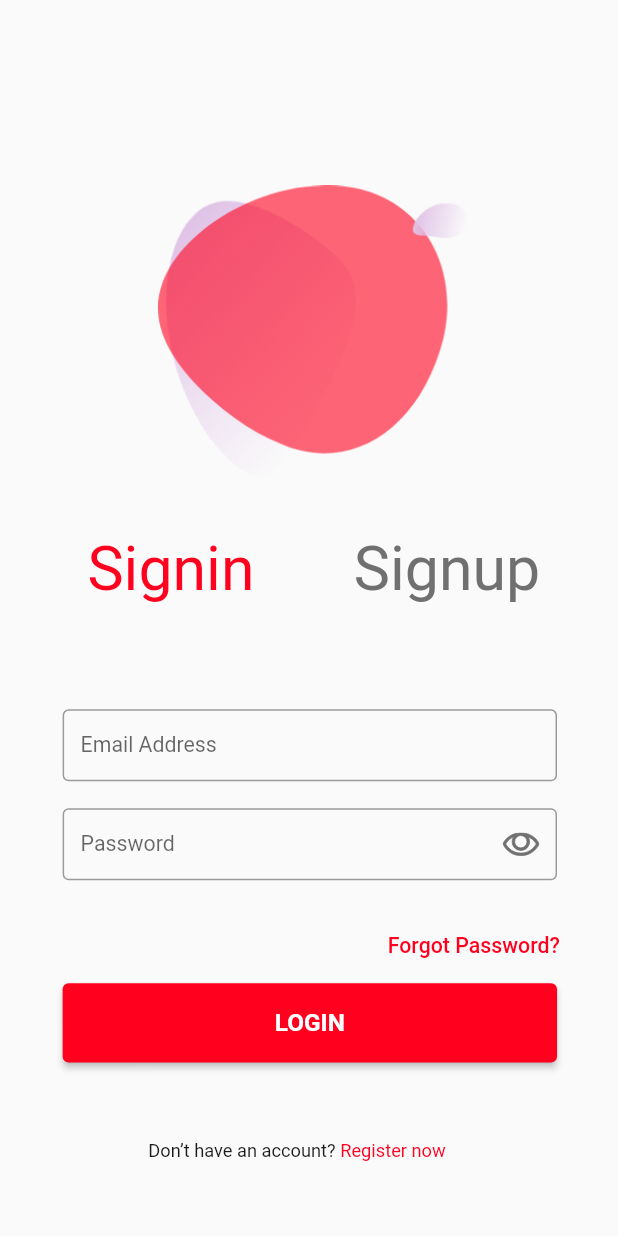
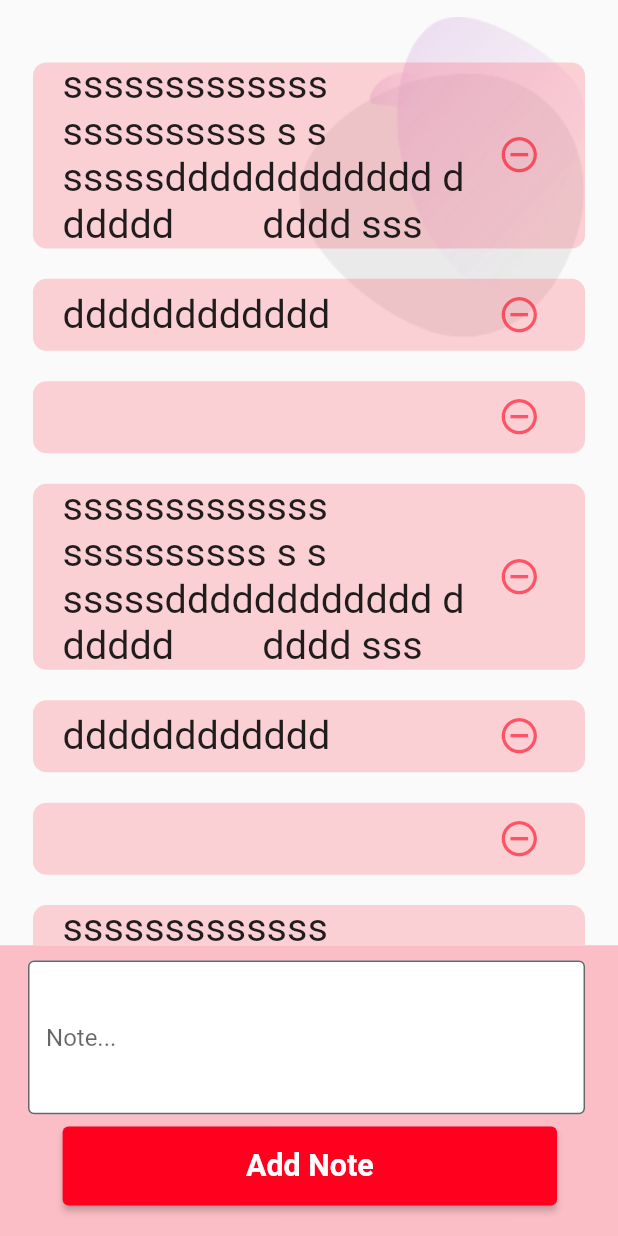
Before and after one commit to Kareem21227gg/note-app-api-mobile, a Flutter app: the screen it shows after launch, on a phone screen of 412 x 824 dp. Run offline on Flutter 3.47's test engine with Material 2 defaults, Android fonts, the phone set to English and light mode, and no system bars; our stand-ins replace bloc, dartz, equatable, flutter_bloc, flutter_svg, get_it and 2 more; missing offline and left inert: dart:ffi; Roboto replaces fonts that are missing (PTSans-Regular).

Commit message:
done with note page ui

```diff
--- a/mobile/note_app/lib/core/sizeHelper.dart
+++ b/mobile/note_app/lib/core/sizeHelper.dart
@@ -34,6 +34,10 @@ class SizeHelper {
         XD_SCREEN_HEIGHT;
   }
 
+  double getTopapoveKeyBord(double top) {
+    return getTop(top) - MediaQuery.of(context).viewInsets.bottom;
+  }
+
   double getHeightWithKeybord(double height) {
     return height *
         (this.height - MediaQuery.of(context).viewInsets.bottom / 2) /
@@ -48,4 +52,15 @@ class SizeHelper {
     return getHeight(size);
     //  return (getHeight(size) + getWidth(size)) / 2;
   }
+
+  double getsizeHeighSmart(double size) {
+    double x = getHeight(size);
+    if (x < size / 1.5) {
+      return size / 1.5;
+    } else if (x > size * 1.5) {
+      return size * 1.5;
+    } else {
+      return x;
+    }
+  }
 }
--- a/mobile/note_app/lib/features/authentication/presentation/bloc/auth_bloc.dart
+++ b/mobile/note_app/lib/features/authentication/presentation/bloc/auth_bloc.dart
@@ -50,6 +50,10 @@ class AuthBloc extends Bloc<AuthEvent, AuthState> {
     add(SetPassword(password));
   }
 
+  void setPasswordVisible(bool visible) {
+    add(SetPasswordVisible(visible));
+  }
+
   @override
   Stream<AuthState> mapEventToState(
     AuthEvent event,
@@ -69,6 +73,8 @@ class AuthBloc extends Bloc<AuthEvent, AuthState> {
     } else if (event is SetName) {
       yield state.cobyWith(
           name: event.name, nameError: nameValidate(event.name));
+    } else if (event is SetPasswordVisible) {
+      yield state.cobyWith(passwordVisible: event.visible);
     } else if (event is SingInSubmit) {
       if (state.emailError == null &&
           state.passwordError == null &&
--- a/mobile/note_app/lib/features/authentication/presentation/bloc/auth_event.dart
+++ b/mobile/note_app/lib/features/authentication/presentation/bloc/auth_event.dart
@@ -36,3 +36,8 @@ class SetContext extends AuthEvent {
 
   SetContext(this.context);
 }
+
+class SetPasswordVisible extends AuthEvent {
+  final bool visible;
+  SetPasswordVisible(this.visible);
+}
--- a/mobile/note_app/lib/features/authentication/presentation/bloc/auth_state.dart
+++ b/mobile/note_app/lib/features/authentication/presentation/bloc/auth_state.dart
@@ -9,6 +9,7 @@ class AuthState {
   String? passwordError;
   String? password;
   BuildContext? context;
+  bool? passwordVisible;
   AuthState({
     required this.page,
     this.name,
@@ -18,9 +19,11 @@ class AuthState {
     this.passwordError,
     this.password,
     this.context,
+    this.passwordVisible,
   });
   factory AuthState.initilal() => AuthState(
         page: 0,
+        passwordVisible: false,
       );
   AuthState cobyWith({
     int? page,
@@ -31,6 +34,7 @@ class AuthState {
     String? passwordError,
     String? password,
     BuildContext? context,
+    bool? passwordVisible,
   }) {
     return AuthState(
       name: name ?? this.name,
@@ -41,6 +45,7 @@ class AuthState {
       passwordError: password != null ? passwordError : this.passwordError,
       password: password ?? this.password,
       context: context ?? this.context,
+      passwordVisible: passwordVisible ?? this.passwordVisible,
     );
   }
 }
--- a/mobile/note_app/lib/features/authentication/presentation/page/singPage.dart
+++ b/mobile/note_app/lib/features/authentication/presentation/page/singPage.dart
@@ -22,7 +22,7 @@ class SingPage extends StatefulWidget {
 class _SingPageState extends State<SingPage> {
   AuthBloc bloc = sl<AuthBloc>();
   late SizeHelper sh;
-  late List<List<Widget>> pages;
+  late List<Widget> pages;
   @override
   void initState() {
     super.initState();
@@ -40,16 +40,16 @@ class _SingPageState extends State<SingPage> {
             SingIn(
               bloc: bloc,
               sh: sh,
-            ).getWidget(),
+            ),
             SingUp(
               bloc: bloc,
               sh: sh,
-            ).getWidget(),
+            ),
           ];
 
           return Stack(
             children: [
-              ...pages[state.page],
+              pages[state.page],
               Positioned(
                 height: sh.getHeightWithKeybord(90),
                 left: sh.getLeft(20),
--- a/mobile/note_app/lib/features/authentication/presentation/page/singin.dart
+++ b/mobile/note_app/lib/features/authentication/presentation/page/singin.dart
@@ -7,44 +7,55 @@ import 'package:note_app/features/authentication/presentation/bloc/auth_bloc.dar
 import 'package:note_app/features/authentication/presentation/page/singPage.dart';
 import 'package:note_app/features/authentication/presentation/widget/customTextField.dart';
 
-class SingIn {
+class SingIn extends StatefulWidget {
+  Key? key;
   AuthBloc bloc;
   SizeHelper sh;
   SingIn({
+    this.key,
     required this.bloc,
     required this.sh,
-  });
-  List<Widget> getWidget() => [
+  }) : super(key: key);
+
+  @override
+  _SingInState createState() => _SingInState();
+}
+
+class _SingInState extends State<SingIn> {
+  @override
+  Widget build(BuildContext context) {
+    return Stack(
+      children: [
         Positioned(
-          left: sh.getLeft(87.93),
-          top: sh.getTopWithKeybord(121.83),
+          left: widget.sh.getLeft(87.93),
+          top: widget.sh.getTopWithKeybord(121.83),
           child: Image.asset(
             "assets/sing_icon.png",
-            width: sh.getWidth(203.92),
-            height: sh.getHeight(191.5),
+            width: widget.sh.getWidth(203.92),
+            height: widget.sh.getHeight(191.5),
           ),
         ),
         Positioned(
-          left: sh.getLeft(38),
-          top: sh.getTop(646),
-          width: sh.getWidth(300),
-          height: sh.getHeight(52),
+          left: widget.sh.getLeft(38),
+          top: widget.sh.getTop(646),
+          width: widget.sh.getWidth(300),
+          height: widget.sh.getHeight(52),
           child: ElevatedButton(
             onPressed: () {
-              bloc.submit();
+              widget.bloc.submit();
             },
             child: Text(
               "LOGIN",
               style: TextStyle(
                   color: whiteColor,
-                  fontSize: sh.getFontSize(16),
+                  fontSize: widget.sh.getFontSize(16),
                   fontWeight: FontWeight.bold),
             ),
           ),
         ),
         Positioned(
-          top: sh.getTop(598),
-          left: sh.getLeft(228),
+          top: widget.sh.getTop(598),
+          left: widget.sh.getLeft(228),
           child: TextButton(
             onPressed: () {
               print("he forget his password :)\nstubid");
@@ -53,32 +64,32 @@ class SingIn {
               "Forgot Password?",
               style: TextStyle(
                 color: primaryColor,
-                fontSize: sh.getFontSize(14),
+                fontSize: widget.sh.getFontSize(14),
               ),
             ),
           ),
         ),
         Positioned(
-          top: sh.getTop(749),
-          left: sh.getLeft(90),
+          top: widget.sh.getTop(749),
+          left: widget.sh.getLeft(90),
           child: Wrap(
             children: [
               Text(
                 'Don’t have an account? ',
                 style: TextStyle(
                   color: blackColor,
-                  fontSize: sh.getFontSize(12),
+                  fontSize: widget.sh.getFontSize(12),
                 ),
               ),
               InkWell(
                 onTap: () {
-                  bloc.setPage(1);
+                  widget.bloc.setPage(1);
                 },
                 child: Text(
                   'Register now',
                   style: TextStyle(
                     color: primaryColor,
-                    fontSize: sh.getFontSize(12),
+                    fontSize: widget.sh.getFontSize(12),
                   ),
                 ),
               ),
@@ -86,32 +97,37 @@ class SingIn {
           ),
         ),
         CustomTextField(
-          fontSize: sh.getFontSize(14),
-          errorText: bloc.state.emailError,
+          fontSize: widget.sh.getFontSize(14),
+          errorText: widget.bloc.state.emailError,
           hintText: "Email Address",
           onChanged: (str) {
-            bloc.steEmail(str);
+            widget.bloc.steEmail(str);
           },
-          top: sh.getTopWithKeybord(466),
-          left: sh.getLeft(38),
-          height: sh.getHeightWithKeybord(52),
-          width: sh.getWidth(300),
+          top: widget.sh.getTopWithKeybord(466),
+          left: widget.sh.getLeft(38),
+          height: widget.sh.getHeightWithKeybord(52),
+          width: widget.sh.getWidth(300),
         ),
         CustomTextField(
+          onPressSuffixIcon: () => widget.bloc
+              .setPasswordVisible(!widget.bloc.state.passwordVisible!),
+          obscureText: !widget.bloc.state.passwordVisible!,
           suffixIcon: SvgPicture.asset(
             "assets/svg.svg",
             color: hintColor,
           ),
-          fontSize: sh.getFontSize(14),
-          errorText: bloc.state.passwordError,
+          fontSize: widget.sh.getFontSize(14),
+          errorText: widget.bloc.state.passwordError,
           hintText: "Password",
           onChanged: (str) {
-            bloc.setPassword(str);
+            widget.bloc.setPassword(str);
           },
-          top: sh.getTopWithKeybord(531),
-          left: sh.getLeft(38),
-          height: sh.getHeightWithKeybord(52),
-          width: sh.getWidth(300),
+          top: widget.sh.getTopWithKeybord(531),
+          left: widget.sh.getLeft(38),
+          height: widget.sh.getHeightWithKeybord(52),
+          width: widget.sh.getWidth(300),
         ),
-      ];
+      ],
+    );
+  }
 }
--- a/mobile/note_app/lib/features/authentication/presentation/page/singup.dart
+++ b/mobile/note_app/lib/features/authentication/presentation/page/singup.dart
@@ -7,63 +7,73 @@ import 'package:note_app/features/authentication/presentation/bloc/auth_bloc.dar
 import 'package:note_app/features/authentication/presentation/page/singPage.dart';
 import 'package:note_app/features/authentication/presentation/widget/customTextField.dart';
 
-class SingUp {
+class SingUp extends StatefulWidget {
   AuthBloc bloc;
-
+  Key? key;
   SizeHelper sh;
   SingUp({
+    this.key,
     required this.bloc,
     required this.sh,
-  });
-  List<Widget> getWidget() => [
+  }) : super(key: key);
+
+  @override
+  _SingUpState createState() => _SingUpState();
+}
+
+class _SingUpState extends State<SingUp> {
+  @override
+  Widget build(BuildContext context) {
+    return Stack(
+      children: [
         Positioned(
-          left: sh.getLeft(87.93),
-          top: sh.getTopWithKeybord(121.83),
+          left: widget.sh.getLeft(87.93),
+          top: widget.sh.getTopWithKeybord(121.83),
           child: Image.asset(
             "assets/sing_icon.png",
-            width: sh.getWidth(203.92),
-            height: sh.getHeight(191.5),
+            width: widget.sh.getWidth(203.92),
+            height: widget.sh.getHeight(191.5),
           ),
         ),
         Positioned(
-          left: sh.getLeft(38),
-          top: sh.getTop(646),
-          width: sh.getWidth(300),
-          height: sh.getHeight(52),
+          left: widget.sh.getLeft(38),
+          top: widget.sh.getTop(646),
+          width: widget.sh.getWidth(300),
+          height: widget.sh.getHeight(52),
           child: ElevatedButton(
             onPressed: () {
-              bloc.submit();
+              widget.bloc.submit();
             },
             child: Text(
               "Create Account",
               style: TextStyle(
                   color: whiteColor,
-                  fontSize: sh.getFontSize(16),
+                  fontSize: widget.sh.getFontSize(16),
                   fontWeight: FontWeight.bold),
             ),
           ),
         ),
         Positioned(
-          top: sh.getTop(749),
-          left: sh.getLeft(90),
+          top: widget.sh.getTop(749),
+          left: widget.sh.getLeft(90),
           child: Wrap(
             children: [
               Text(
                 'Already have an account? ',
                 style: TextStyle(
                   color: blackColor,
-                  fontSize: sh.getFontSize(12),
+                  fontSize: widget.sh.getFontSize(12),
                 ),
               ),
               InkWell(
                 onTap: () {
-                  bloc.setPage(0);
+                  widget.bloc.setPage(0);
                 },
                 child: Text(
                   'Login now',
                   style: TextStyle(
                     color: primaryColor,
-                    fontSize: sh.getFontSize(12),
+                    fontSize: widget.sh.getFontSize(12),
                   ),
                 ),
               ),
@@ -71,44 +81,49 @@ class SingUp {
           ),
         ),
         CustomTextField(
-          fontSize: sh.getFontSize(14),
-          errorText: bloc.state.nameError,
+          fontSize: widget.sh.getFontSize(14),
+          errorText: widget.bloc.state.nameError,
           hintText: "Name",
           onChanged: (str) {
-            bloc.setName(str);
+            widget.bloc.setName(str);
           },
-          top: sh.getTopWithKeybord(451),
-          left: sh.getLeft(38),
-          height: sh.getHeightWithKeybord(52),
-          width: sh.getWidth(300),
+          top: widget.sh.getTopWithKeybord(451),
+          left: widget.sh.getLeft(38),
+          height: widget.sh.getHeightWithKeybord(52),
+          width: widget.sh.getWidth(300),
         ),
         CustomTextField(
-          fontSize: sh.getFontSize(14),
-          errorText: bloc.state.emailError,
+          fontSize: widget.sh.getFontSize(14),
+          errorText: widget.bloc.state.emailError,
           hintText: "Email Address",
           onChanged: (str) {
-            bloc.steEmail(str);
+            widget.bloc.steEmail(str);
           },
-          top: sh.getTopWithKeybord(517),
-          left: sh.getLeft(38),
-          height: sh.getHeightWithKeybord(52),
-          width: sh.getWidth(300),
+          top: widget.sh.getTopWithKeybord(517),
+          left: widget.sh.getLeft(38),
+          height: widget.sh.getHeightWithKeybord(52),
+          width: widget.sh.getWidth(300),
         ),
         CustomTextField(
+          onPressSuffixIcon: () => widget.bloc
+              .setPasswordVisible(!widget.bloc.state.passwordVisible!),
+          obscureText: !widget.bloc.state.passwordVisible!,
           suffixIcon: SvgPicture.asset(
             "assets/svg.svg",
             color: hintColor,
           ),
-          fontSize: sh.getFontSize(14),
-          errorText: bloc.state.passwordError,
+          fontSize: widget.sh.getFontSize(14),
+          errorText: widget.bloc.state.passwordError,
           hintText: "Password",
           onChanged: (str) {
-            bloc.setPassword(str);
+            widget.bloc.setPassword(str);
           },
-          top: sh.getTopWithKeybord(583),
-          left: sh.getLeft(38),
-          height: sh.getHeightWithKeybord(52),
-          width: sh.getWidth(300),
+          top: widget.sh.getTopWithKeybord(583),
+          left: widget.sh.getLeft(38),
+          height: widget.sh.getHeightWithKeybord(52),
+          width: widget.sh.getWidth(300),
         ),
-      ];
+      ],
+    );
+  }
 }
--- /dev/null
+++ b/mobile/note_app/lib/features/note/presentation/bloc/note_bloc.dart
@@ -0,0 +1,18 @@
+import 'dart:async';
+
+import 'package:bloc/bloc.dart';
+import 'package:meta/meta.dart';
+
+part 'note_event.dart';
+part 'note_state.dart';
+
+class NoteBloc extends Bloc<NoteEvent, NoteState> {
+  NoteBloc() : super(NoteInitial());
+
+  @override
+  Stream<NoteState> mapEventToState(
+    NoteEvent event,
+  ) async* {
+    // TODO: implement mapEventToState
+  }
+}
--- /dev/null
+++ b/mobile/note_app/lib/features/note/presentation/bloc/note_event.dart
@@ -0,0 +1,4 @@
+part of 'note_bloc.dart';
+
+@immutable
+abstract class NoteEvent {}
--- /dev/null
+++ b/mobile/note_app/lib/features/note/presentation/bloc/note_state.dart
@@ -0,0 +1,6 @@
+part of 'note_bloc.dart';
+
+@immutable
+abstract class NoteState {}
+
+class NoteInitial extends NoteState {}
--- /dev/null
+++ b/mobile/note_app/lib/features/note/presentation/page/notePage.dart
@@ -0,0 +1,127 @@
+import 'package:flutter/material.dart';
+import 'package:note_app/core/colors.dart';
+import 'package:note_app/core/sizeHelper.dart';
+import 'package:note_app/features/note/presentation/widget/noteWidget.dart';
+
+class NotePage extends StatefulWidget {
+  NotePage({Key? key}) : super(key: key);
+
+  @override
+  _NotePageState createState() => _NotePageState();
+}
+
+class _NotePageState extends State<NotePage> {
+  TextEditingController controller = TextEditingController();
+  @override
+  Widget build(BuildContext context) {
+    SizeHelper sh = SizeHelper(context);
+    List<String> list = [
+      "sssssssssssss ssssssssss s s sssssdddddddddddd d ddddd         dddd sss",
+      "dddddddddddd ",
+      "",
+      "sssssssssssss ssssssssss s s sssssdddddddddddd d ddddd         dddd sss",
+      "dddddddddddd ",
+      "",
+      "sssssssssssss ssssssssss s s sssssdddddddddddd d ddddd         dddd sss",
+      "dddddddddddd ",
+      "",
+      "sssssssssssss ssssssssss s s sssssdddddddddddd d ddddd         dddd sss",
+      "dddddddddddd ",
+      "",
+      "sssssssssssss ssssssssss s s sssssdddddddddddd d ddddd         dddd sss",
+      "dddddddddddd ",
+      "",
+      "sssssssssssss ssssssssss s s sssssdddddddddddd d ddddd         dddd sss",
+      "dddddddddddd ",
+      "",
+    ];
+    return Scaffold(
+      body: Stack(
+        children: [
+          Positioned(
+            left: sh.getLeft(173),
+            top: sh.getTopWithKeybord(10.16),
+            child: Image.asset(
+              "assets/Group 136.png",
+              width: sh.getWidth(190.52),
+              height: sh.getHeight(213.8),
+            ),
+          ),
+          Positioned(
+            top: sh.getTop(21),
+            height: sh.getHeight(600),
+            width: sh.width,
+            child: ListView.builder(
+              scrollDirection: Axis.vertical,
+              itemCount: list.length,
+              itemBuilder: (context, index) => Padding(
+                padding: EdgeInsets.only(
+                  top: sh.getHeight(20),
+                  left: sh.getWidth(20),
+                  right: sh.getWidth(20),
+                ),
+                child: Container(
+                  child: NoteWidget(
+                    onpress: () {},
+                    sh: sh,
+                    text: list[index],
+                  ),
+                ),
+              ),
+            ),
+          ),
+          Positioned(
+            left: sh.getLeft(0),
+            top: sh.getTopapoveKeyBord(621),
+            height: sh.getHeight(204),
+            width: sh.getWidth(375),
+            child: Container(
+              decoration: BoxDecoration(
+                color: primaryColor.withOpacity(
+                  0.24,
+                ),
+              ),
+            ),
+          ),
+          Positioned(
+            left: sh.getLeft(17),
+            top: sh.getTopapoveKeyBord(631),
+            width: sh.getWidth(338),
+            height: sh.getHeight(101),
+            child: TextField(
+              controller: controller,
+              decoration: InputDecoration(
+                fillColor: whiteColor,
+                filled: true,
+                hintText: "Note...",
+                border: OutlineInputBorder(
+                  gapPadding: sh.getHeight(4.0),
+                ),
+              ),
+              expands: true,
+              maxLines: null,
+              minLines: null,
+              keyboardType: TextInputType.multiline,
+            ),
+          ),
+          Positioned(
+            left: sh.getLeft(38),
+            top: sh.getTopapoveKeyBord(740),
+            width: sh.getWidth(300),
+            height: sh.getHeight(52),
+            child: ElevatedButton(
+              onPressed: () {},
+              child: Text(
+                "Add Note",
+                style: TextStyle(
+                    color: whiteColor,
+                    fontSize: sh.getFontSize(20),
+                    fontWeight: FontWeight.bold),
+              ),
+            ),
+          ),
+        ],
+      ),
+    );
+  }
+}
--- /dev/null
+++ b/mobile/note_app/lib/features/note/presentation/widget/noteWidget.dart
@@ -0,0 +1,49 @@
+import 'package:flutter/material.dart';
+import 'package:note_app/core/colors.dart';
+import 'package:note_app/core/sizeHelper.dart';
+
+class NoteWidget extends StatelessWidget {
+  final SizeHelper sh;
+  final String text;
+  final void Function() onpress;
+  const NoteWidget({
+    Key? key,
+    required this.sh,
+    required this.text,
+    required this.onpress,
+  }) : super(key: key);
+
+  @override
+  Widget build(BuildContext context) {
+    return Container(
+      padding: EdgeInsets.symmetric(horizontal: sh.getWidth(18)),
+      width: sh.getWidth(335),
+      decoration: BoxDecoration(
+        borderRadius: BorderRadius.circular(9),
+        color: primaryColor.withOpacity(0.17),
+      ),
+      child: Row(
+        mainAxisAlignment: MainAxisAlignment.spaceBetween,
+        children: [
+          Expanded(
+            child: Text(
+              text,
+              style: TextStyle(
+                fontSize: sh.getsizeHeighSmart(26),
+              ),
+            ),
+          ),
+          IconButton(
+            splashRadius: sh.getsizeHeighSmart(28),
+            iconSize: sh.getsizeHeighSmart(28),
+            onPressed: onpress,
+            icon: Icon(
+              Icons.remove_circle_outline,
+              color: groundColor,
+            ),
+          ),
+        ],
+      ),
+    );
+  }
+}
--- a/mobile/note_app/lib/home.dart
+++ b/mobile/note_app/lib/home.dart
@@ -1,5 +1,6 @@
 import 'package:flutter/material.dart';
 import 'package:note_app/features/authentication/presentation/page/singPage.dart';
+import 'package:note_app/features/note/presentation/page/notePage.dart';
 
 import 'core/authState.dart';
 
@@ -17,10 +18,9 @@ class Home extends StatefulWidget {
 class _HomeState extends State<Home> {
   @override
   Widget build(BuildContext context) {
+    return NotePage();
     if (widget.authState.isSingIn()) {
-      return Center(
-        child: Text("I'm in"),
-      );
+      return NotePage();
     } else {
       return SingPage();
     }
--- a/mobile/note_app/lib/main.dart
+++ b/mobile/note_app/lib/main.dart
@@ -1,8 +1,10 @@
 import 'package:flutter/material.dart';
 import 'package:note_app/core/authState.dart';
+import 'package:note_app/theme/lightTheme.dart';
 import 'package:shared_preferences/shared_preferences.dart';
 
 import 'features/authentication/presentation/page/singPage.dart';
+import 'features/note/presentation/page/notePage.dart';
 import 'home.dart';
 import 'init.dart';
 
@@ -16,30 +18,17 @@ class MyApp extends StatelessWidget {
   @override
   Widget build(BuildContext context) {
     return MaterialApp(
-      routes: {
-        "/": (context) => Home(
-              authState: AuthState(pref: sl<SharedPreferences>()),
-            ),
-        "sing": (context) => SingPage(),
-      },
-      theme: ThemeData(
-        fontFamily: "PTSans-Regular",
-        primarySwatch: const MaterialColor(
-          0xffff001f,
-          const <int, Color>{
-            50: const Color(0xffe6001c), //10%
-            100: const Color(0xffcc0019), //20%
-            200: const Color(0xffcc0019), //30%
-            300: const Color(0xff990013), //40%
-            400: const Color(0xff800010), //50%
-            500: const Color(0xff66000c), //60%
-            600: const Color(0xff4c0009), //70%
-            700: const Color(0xff330006), //80%
-            800: const Color(0xff190003), //90%
-            900: const Color(0xff000000), //100%
-          },
-        ),
-      ),
+      debugShowCheckedModeBanner: false,
+      routes: routes,
+      theme: lightTheme,
     );
   }
 }
+
+Map<String, Widget Function(BuildContext)> routes = {
+  "/": (_) => Home(
+        authState: AuthState(pref: sl<SharedPreferences>()),
+      ),
+  "sing": (_) => SingPage(),
+  "note": (_) => NotePage(),
+};
--- /dev/null
+++ b/mobile/note_app/lib/theme/lightTheme.dart
@@ -0,0 +1,20 @@
+import 'package:flutter/material.dart';
+
+ThemeData lightTheme = ThemeData(
+  fontFamily: "PTSans-Regular",
+  primarySwatch: const MaterialColor(
+    0xffff001f,
+    const <int, Color>{
+      50: const Color(0xffe6001c), //10%
+      100: const Color(0xffcc0019), //20%
+      200: const Color(0xffcc0019), //30%
+      300: const Color(0xff990013), //40%
+      400: const Color(0xff800010), //50%
+      500: const Color(0xff66000c), //60%
+      600: const Color(0xff4c0009), //70%
+      700: const Color(0xff330006), //80%
+      800: const Color(0xff190003), //90%
+      900: const Color(0xff000000), //100%
+    },
+  ),
+);
```
Also changed, not shown: mobile/note_app/lib/features/authentication/presentation/widget/customTextField.dart (+15 -8 lines), mobile/note_app/assets/Group 136.png (added).
